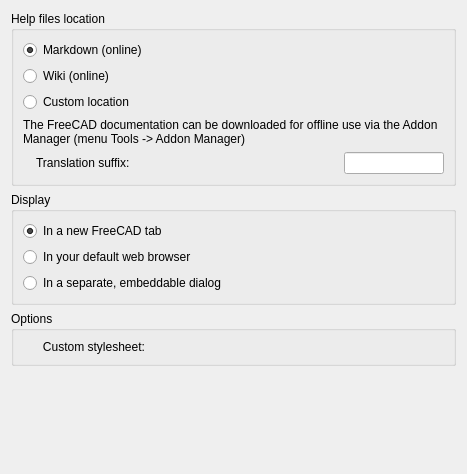
Before: the Qt Designer form dlgPreferencesHelp.ui in FreeCAD/FreeCAD-Help, drawn with Qt 5.
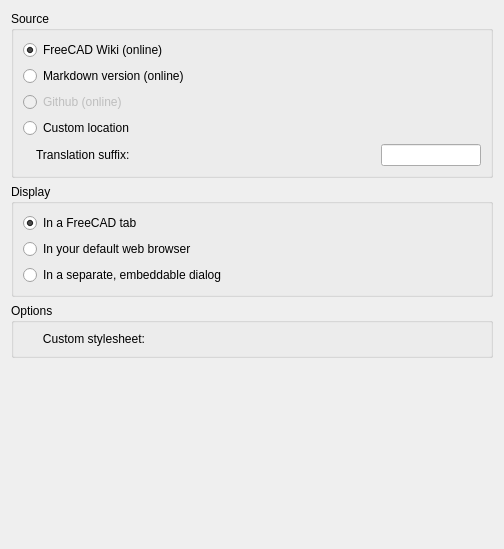
After: the same form once the commit is applied. Custom widgets are drawn as their Qt base class.

Commit message: Default source is now the wiki + misc wording fixes

Diff of the .ui file:
```diff
--- a/dlgPreferencesHelp.ui
+++ b/dlgPreferencesHelp.ui
@@ -6,8 +6,8 @@
    <rect>
     <x>0</x>
     <y>0</y>
-    <width>467</width>
-    <height>474</height>
+    <width>504</width>
+    <height>549</height>
    </rect>
   </property>
   <property name="windowTitle">
@@ -17,10 +17,29 @@
    <item>
     <widget class="QGroupBox" name="groupBox">
      <property name="title">
-      <string>Help files location</string>
+      <string>Source</string>
      </property>
      <layout class="QGridLayout" name="gridLayout">
-      <item row="4" column="0">
+      <item row="2" column="0">
+       <widget class="Gui::PrefRadioButton" name="radioButton_2">
+        <property name="enabled">
+         <bool>false</bool>
+        </property>
+        <property name="toolTip">
+         <string>This will fetch the documentation from pages rendered on github. This is currently not available...</string>
+        </property>
+        <property name="text">
+         <string>Github (online)</string>
+        </property>
+        <property name="prefEntry" stdset="0">
+         <cstring>optionGithub</cstring>
+        </property>
+        <property name="prefPath" stdset="0">
+         <cstring>Mod/Help</cstring>
+        </property>
+       </widget>
+      </item>
+      <item row="6" column="0">
        <widget class="Gui::PrefRadioButton" name="radioOffline">
         <property name="toolTip">
          <string>The fiels will be fetched from a custom location that can be online (if the path begins with http) or a folder on your computer</string>
@@ -36,88 +55,7 @@
         </property>
        </widget>
       </item>
-      <item row="6" column="0">
-       <widget class="QLabel" name="label_2">
-        <property name="layoutDirection">
-         <enum>Qt::LeftToRight</enum>
-        </property>
-        <property name="text">
-         <string>    Translation suffix:</string>
-        </property>
-       </widget>
-      </item>
-      <item row="4" column="2">
-       <widget class="Gui::PrefFileChooser" name="fileChooser">
-        <property name="toolTip">
-         <string>Set this to a custom URL or the base folder where the markdown help files are located.
-You can easily download the documentation by using the Addon Manager
-and installing the &quot;documentation&quot; addon. If this field is left blank, FreeCAD
-will automatically search for the help files at the default location when
-installed via the Addon manager ( $USERAPPDATADIR/Mod/Documentation ).</string>
-        </property>
-        <property name="fileName">
-         <string/>
-        </property>
-        <property name="prefEntry" stdset="0">
-         <cstring>Location</cstring>
-        </property>
-        <property name="prefPath" stdset="0">
-         <cstring>Mod/Help</cstring>
-        </property>
-       </widget>
-      </item>
-      <item row="5" column="0" colspan="3">
-       <widget class="QLabel" name="label_3">
-        <property name="text">
-         <string>The FreeCAD documentation can be downloaded for offline use via the Addon Manager (menu Tools -&gt; Addon Manager)</string>
-        </property>
-        <property name="wordWrap">
-         <bool>true</bool>
-        </property>
-        <property name="openExternalLinks">
-         <bool>true</bool>
-        </property>
-        <property name="textInteractionFlags">
-         <set>Qt::LinksAccessibleByKeyboard|Qt::LinksAccessibleByMouse</set>
-        </property>
-       </widget>
-      </item>
-      <item row="1" column="0">
-       <widget class="Gui::PrefRadioButton" name="radioButton">
-        <property name="toolTip">
-         <string>Help files will be fetched from the FreeCAD wiki</string>
-        </property>
-        <property name="text">
-         <string>Wiki (online)</string>
-        </property>
-        <property name="prefEntry" stdset="0">
-         <cstring>optionWiki</cstring>
-        </property>
-        <property name="prefPath" stdset="0">
-         <cstring>Mod/Help</cstring>
-        </property>
-       </widget>
-      </item>
-      <item row="0" column="0">
-       <widget class="Gui::PrefRadioButton" name="radioOnline">
-        <property name="toolTip">
-         <string>Help files will be fetched from the official FreeCAD documenatation in Markdown format</string>
-        </property>
-        <property name="text">
-         <string>Markdown (online)</string>
-        </property>
-        <property name="checked">
-         <bool>true</bool>
-        </property>
-        <property name="prefEntry" stdset="0">
-         <cstring>optionMarkdown</cstring>
-        </property>
-        <property name="prefPath" stdset="0">
-         <cstring>Mod/Help</cstring>
-        </property>
-       </widget>
-      </item>
-      <item row="6" column="2">
+      <item row="7" column="1">
        <widget class="Gui::PrefLineEdit" name="lineEdit_2">
         <property name="maximumSize">
          <size>
@@ -136,6 +74,70 @@
         </property>
        </widget>
       </item>
+      <item row="6" column="1">
+       <widget class="Gui::PrefFileChooser" name="fileChooser">
+        <property name="toolTip">
+         <string>Set this to a custom URL or the folder where the help files are located. You can easily download the documentation for offline use by using the Addon Manager and installing the &quot;offline documentation&quot; addon. If this field is left blank, FreeCAD will automatically search for the help files at the default location ($USERAPPDATADIR/Mod/Documentation).</string>
+        </property>
+        <property name="fileName">
+         <string/>
+        </property>
+        <property name="prefEntry" stdset="0">
+         <cstring>Location</cstring>
+        </property>
+        <property name="prefPath" stdset="0">
+         <cstring>Mod/Help</cstring>
+        </property>
+       </widget>
+      </item>
+      <item row="7" column="0">
+       <widget class="QLabel" name="label_2">
+        <property name="layoutDirection">
+         <enum>Qt::LeftToRight</enum>
+        </property>
+        <property name="text">
+         <string>    Translation suffix:</string>
+        </property>
+       </widget>
+      </item>
+      <item row="0" column="0">
+       <widget class="Gui::PrefRadioButton" name="radioButton">
+        <property name="toolTip">
+         <string>The documentation pages will be fetched from the official FreeCADwiki at https://wiki.freecad.org</string>
+        </property>
+        <property name="text">
+         <string>FreeCAD Wiki (online)</string>
+        </property>
+        <property name="checked">
+         <bool>true</bool>
+        </property>
+        <property name="prefEntry" stdset="0">
+         <cstring>optionWiki</cstring>
+        </property>
+        <property name="prefPath" stdset="0">
+         <cstring>Mod/Help</cstring>
+        </property>
+       </widget>
+      </item>
+      <item row="1" column="0">
+       <widget class="Gui::PrefRadioButton" name="radioOnline">
+        <property name="toolTip">
+         <string>The documentation pages will be fetched from an automatic markdown conversion of the FreeCAD wiki, hosted on FreeCAD's github account. This can be styled and look nicer than the wiki option, but it requires the 'markdown' python module installed for optimal results.</string>
+        </property>
+        <property name="text">
+         <string>Markdown version (online)</string>
+        </property>
+        <property name="checked">
+         <bool>false</bool>
+        </property>
+        <property name="prefEntry" stdset="0">
+         <cstring>optionMarkdown</cstring>
+        </property>
+        <property name="prefPath" stdset="0">
+         <cstring>Mod/Help</cstring>
+        </property>
+       </widget>
+      </item>
      </layout>
     </widget>
    </item>
@@ -148,7 +150,7 @@
       <item>
        <widget class="Gui::PrefRadioButton" name="radioTab">
         <property name="text">
-         <string>In a new FreeCAD tab</string>
+         <string>In a FreeCAD tab</string>
         </property>
         <property name="checked">
          <bool>true</bool>
```
Left out of the diff: 14 changed lines with no effect on the pictures. The commit also changes 2 other files.
